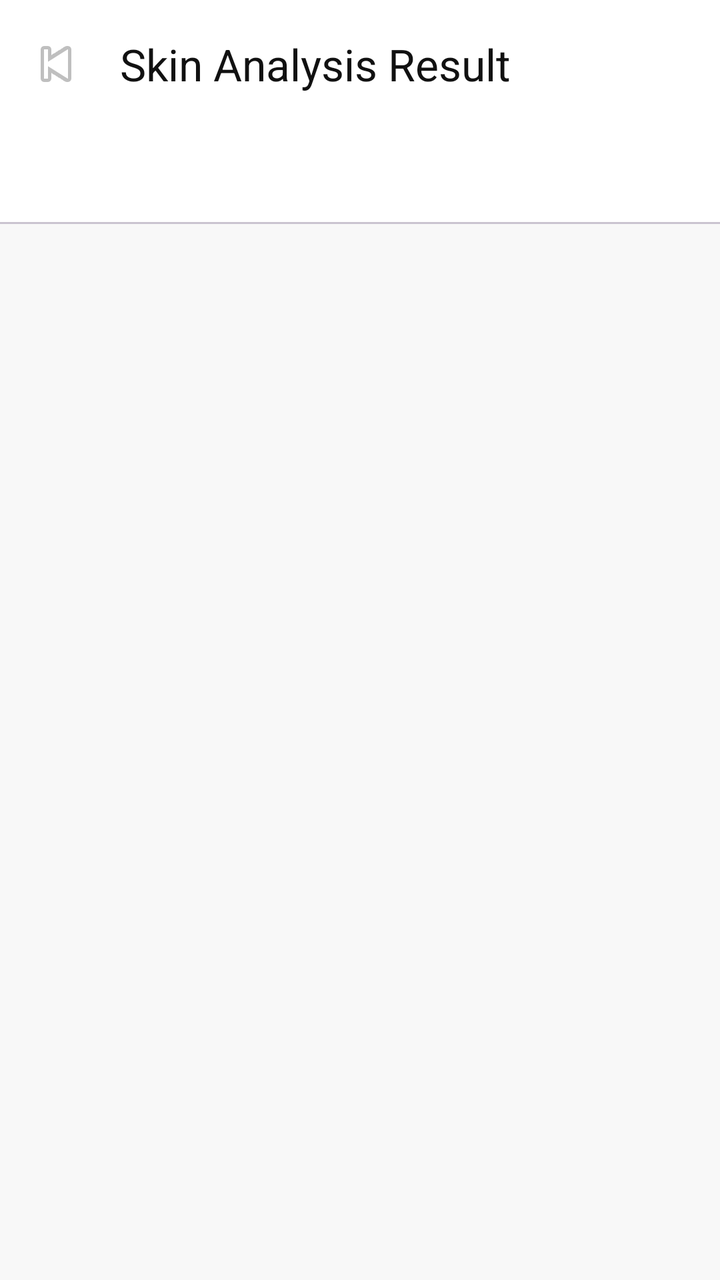
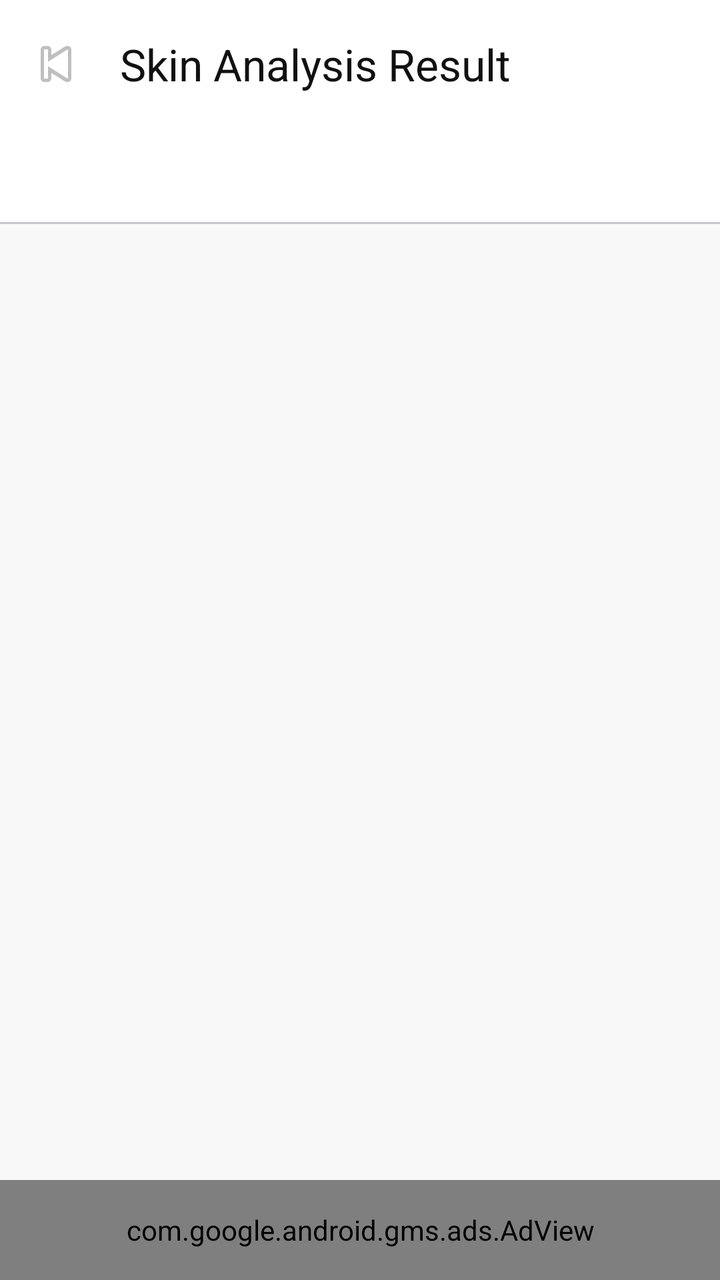

Two renders of the same Android screen: before a commit and after it. Below are the layout's source before the change and the commit's diff.
<!-- AndroidManifest.xml: application theme Theme.TirTirMCommerce -->
<!-- res/layout/activity_skin_result.xml -->
<?xml version="1.0" encoding="utf-8"?>
<androidx.coordinatorlayout.widget.CoordinatorLayout xmlns:android="http://schemas.android.com/apk/res/android"
    xmlns:app="http://schemas.android.com/apk/res-auto"
    android:layout_width="match_parent"
    android:layout_height="match_parent"
    android:background="@color/tirtir_off_white">

    <com.google.android.material.appbar.AppBarLayout
        android:id="@+id/appBarSkinResult"
        android:layout_width="match_parent"
        android:layout_height="wrap_content"
        android:background="@color/tirtir_white"
        app:elevation="2dp">

        <androidx.appcompat.widget.Toolbar
            android:id="@+id/toolbarSkinResult"
            android:layout_width="match_parent"
            android:layout_height="?attr/actionBarSize"
            app:navigationIcon="@android:drawable/ic_media_previous"
            app:title="Skin Analysis Result"
            app:titleTextColor="@color/tirtir_black" />

        <com.google.android.material.tabs.TabLayout
            android:id="@+id/tabLayoutSkinResult"
            android:layout_width="match_parent"
            android:layout_height="wrap_content"
            app:tabGravity="fill"
            app:tabIndicatorColor="@color/tirtir_red_primary"
            app:tabMode="fixed"
            app:tabSelectedTextColor="@color/tirtir_red_primary"
            app:tabTextColor="@color/tirtir_text_secondary" />
    </com.google.android.material.appbar.AppBarLayout>

    <androidx.viewpager2.widget.ViewPager2
        android:id="@+id/viewPagerSkinResult"
        android:layout_width="match_parent"
        android:layout_height="match_parent"
        app:layout_behavior="@string/appbar_scrolling_view_behavior" />

    
    <FrameLayout
        android:id="@+id/loadingOverlay"
        android:layout_width="match_parent"
        android:layout_height="match_parent"
        android:background="#CC000000"
        android:clickable="true"
        android:visibility="gone">

        <LinearLayout
            android:layout_width="wrap_content"
            android:layout_height="wrap_content"
            android:layout_gravity="center"
            android:gravity="center"
            android:orientation="vertical">

            <com.airbnb.lottie.LottieAnimationView
                android:id="@+id/lottieLoading"
                android:layout_width="120dp"
                android:layout_height="120dp"
                app:lottie_autoPlay="true"
                app:lottie_loop="true"
                app:lottie_rawRes="@raw/typing_dots"
                app:lottie_fallbackRes="@android:color/transparent" />

            <TextView
                android:id="@+id/tvLoadingStatus"
                android:layout_width="wrap_content"
                android:layout_height="wrap_content"
                android:layout_marginTop="16dp"
                android:text="Analyzing your skin..."
                android:textColor="@color/tirtir_white"
                android:textSize="16sp"
                android:textStyle="bold" />

            <TextView
                android:id="@+id/tvLoadingSubStatus"
                android:layout_width="wrap_content"
                android:layout_height="wrap_content"
                android:layout_marginTop="6dp"
                android:text="Please wait, AI is processing"
                android:textColor="#BBFFFFFF"
                android:textSize="13sp" />
        </LinearLayout>
    </FrameLayout>

</androidx.coordinatorlayout.widget.CoordinatorLayout>
<!-- resources referenced by this layout -->
<resources>
  <color name="tirtir_black">#111111</color>
  <color name="tirtir_off_white">#F8F8F8</color>
  <color name="tirtir_red_primary">#C62828</color>
  <color name="tirtir_text_secondary">#777777</color>
  <color name="tirtir_white">#FFFFFF</color>
  <style name="Theme.TirTirMCommerce" parent="Base.Theme.TirTirMCommerce" />
  <style name="Base.Theme.TirTirMCommerce" parent="Theme.Material3.DayNight.NoActionBar">
          
          <item name="colorPrimary">@color/tirtir_red_primary</item>
          <item name="colorPrimaryDark">@color/tirtir_red_dark</item>
          <item name="colorPrimaryContainer">@color/tirtir_red_surface</item>
  
          
          <item name="colorOnPrimary">@color/tirtir_white</item>
          <item name="colorOnPrimaryContainer">@color/tirtir_red_primary</item>
  
          
          <item name="colorSecondary">@color/tirtir_black</item>
          <item name="colorOnSecondary">@color/tirtir_white</item>
  
          
          <item name="colorSurface">@color/tirtir_white</item>
          <item name="colorOnSurface">@color/tirtir_black</item>
          <item name="colorSurfaceVariant">@color/tirtir_off_white</item>
  
          
          <item name="android:windowBackground">@color/tirtir_off_white</item>
          <item name="android:statusBarColor">@color/tirtir_white</item>
          <item name="android:windowLightStatusBar">true</item>
  
          
          <item name="colorError">@color/tirtir_error</item>
      </style>
  <color name="tirtir_red_dark">#8E0000</color>
  <color name="tirtir_red_surface">#FFEBEE</color>
  <color name="tirtir_error">#D32F2F</color>
</resources>

<!-- the commit's change to res/layout/activity_skin_result.xml (unified diff, before → after) -->
@@ -35,7 +35,16 @@
         android:id="@+id/viewPagerSkinResult"
         android:layout_width="match_parent"
         android:layout_height="match_parent"
+        android:layout_marginBottom="50dp"
         app:layout_behavior="@string/appbar_scrolling_view_behavior" />
+
+    <com.google.android.gms.ads.AdView
+        android:id="@+id/adViewSkinResult"
+        android:layout_width="match_parent"
+        android:layout_height="50dp"
+        android:layout_gravity="bottom"
+        app:adSize="BANNER"
+        app:adUnitId="ca-app-pub-3940256099942544/6300978111" />
 
     
     <FrameLayout
